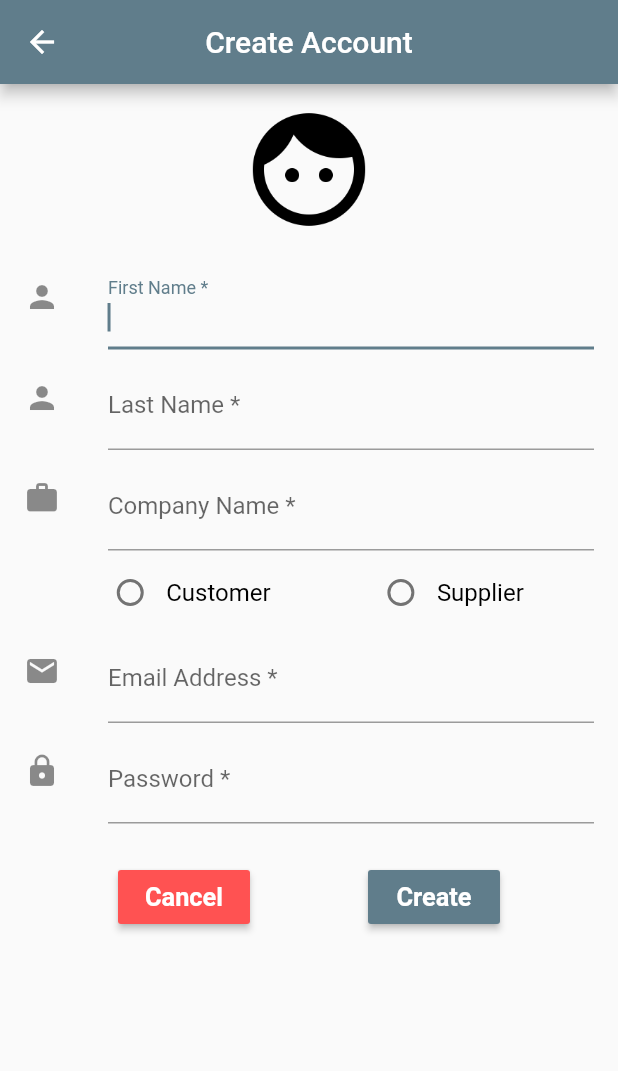
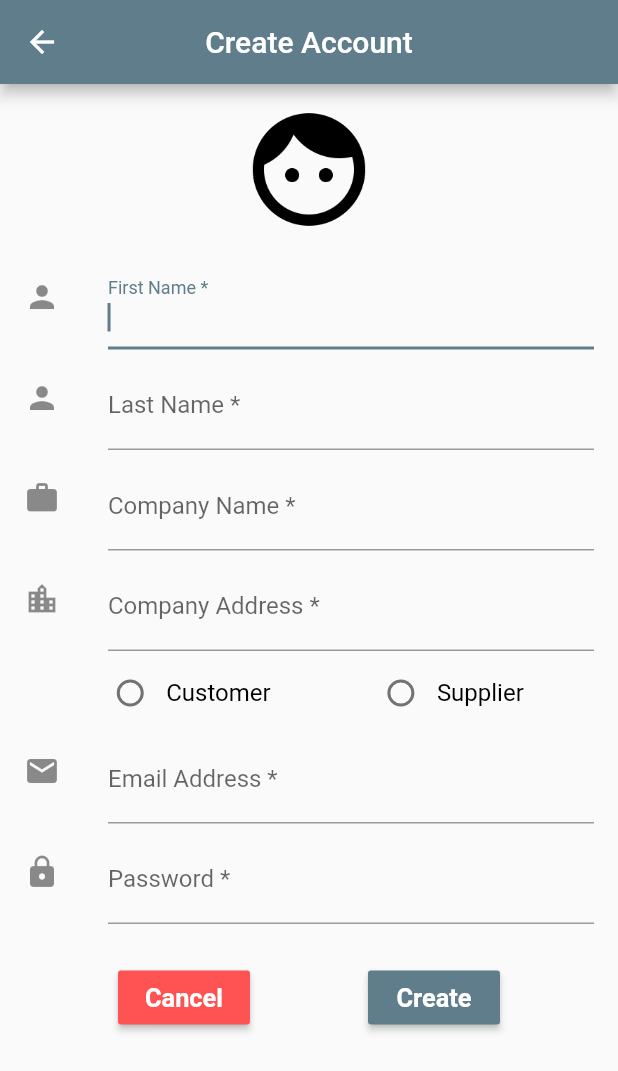
Before and after one commit to garaujo23/supply-app, a Flutter app: the CreateAccountScreen screen opened directly, on a phone screen of 412 x 824 dp. Shown: the top 1071 px of the screen. Run offline on Flutter 3.47's test engine with Material 2 defaults, Android fonts, the phone set to English and light mode, and no system bars; our stand-ins replace firebase_auth, firebase_database; accounts and stored records are empty.

Commit message:
Added info
Added Address field in create account,
Added UID field in database
Added Logged in Information on Menu Drawer

```diff
--- a/flutter_app/lib/main.dart
+++ b/flutter_app/lib/main.dart
@@ -6,7 +6,10 @@ import './ui/create_account_screen.dart';
 import './ui/customer_home_screen.dart';
 import './ui/supplier_home_screen.dart';
 import './ui/add_customer.dart';
+import 'package:firebase_auth/firebase_auth.dart';
+import 'package:firebase_database/firebase_database.dart';
 
+FirebaseUser currentUser;
 
 const API_KEY = "";
 
--- a/flutter_app/lib/model/user.dart
+++ b/flutter_app/lib/model/user.dart
@@ -8,9 +8,11 @@ class User {
   String emailAddress;
   String userType;
   String password;
+  String companyAddress;
+  String uid;
 
   User( this.firstName, this.lastName, this.companyName, this.emailAddress,
-      this.userType, this.password);
+      this.userType, this.password, this.companyAddress, this.uid);
 
   User.fromSnapshot(DataSnapshot snapshot)
       : key = snapshot.key,
@@ -19,7 +21,9 @@ class User {
         companyName = snapshot.value["Company Name"],
         emailAddress = snapshot.value["Email Address"],
         userType = snapshot.value["User Type"],
-        password = snapshot.value["Password"];
+        password = snapshot.value["Password"],
+        companyAddress = snapshot.value["Company Address"],
+        uid = snapshot.value["Uid"];
 
   toJson() {
     return {
@@ -29,6 +33,8 @@ class User {
       "Email Address": emailAddress,
       "User Type": userType,
       "Password": password,
+      "Company Address": companyAddress,
+      "Uid": uid,
     };
   }
 }
--- a/flutter_app/lib/ui/create_account_screen.dart
+++ b/flutter_app/lib/ui/create_account_screen.dart
@@ -27,7 +27,7 @@ class _CreateAccountScreenState extends State<CreateAccountScreen> {
   void initState() {
     super.initState();
 
-    user = User("", "", "", "", "","");
+    user = User("", "", "", "", "","","","");
     databaseReference = database.reference().child("Users");
   }
 
@@ -106,6 +106,16 @@ class _CreateAccountScreenState extends State<CreateAccountScreen> {
                         validator: (val) =>
                             val == "" ? 'Company name required' : null,
                         decoration: InputDecoration(labelText: "Company Name *"),
+                      ),
+                    ),
+                    ListTile(
+                      leading: Icon(Icons.location_city),
+                      title: TextFormField(
+                        initialValue: "",
+                        onSaved: (val) => user.companyAddress = val,
+                        validator: (val) =>
+                        val == "" ? 'Company address required' : null,
+                        decoration: InputDecoration(labelText: "Company Address *"),
                       ),
                     ),
                     Row(
@@ -249,6 +259,7 @@ class _CreateAccountScreenState extends State<CreateAccountScreen> {
       //makes the authId the database ID and stores info into database
       userAccount.sendEmailVerification();
       //userAccount.sendEmailVerification();
+      user.uid = userAccount.uid;
       databaseReference.child("${userAccount.uid}").set(user.toJson());
       //databaseReference.push().set(user.toJson());
       form.reset(); //resets the form
```
Also changed, not shown: flutter_app/lib/ui/customer_home_screen.dart (+27 -15 lines), flutter_app/lib/ui/login_screen.dart (+9 -7 lines), flutter_app/lib/ui/supplier_home_screen.dart (+12 -2 lines).
